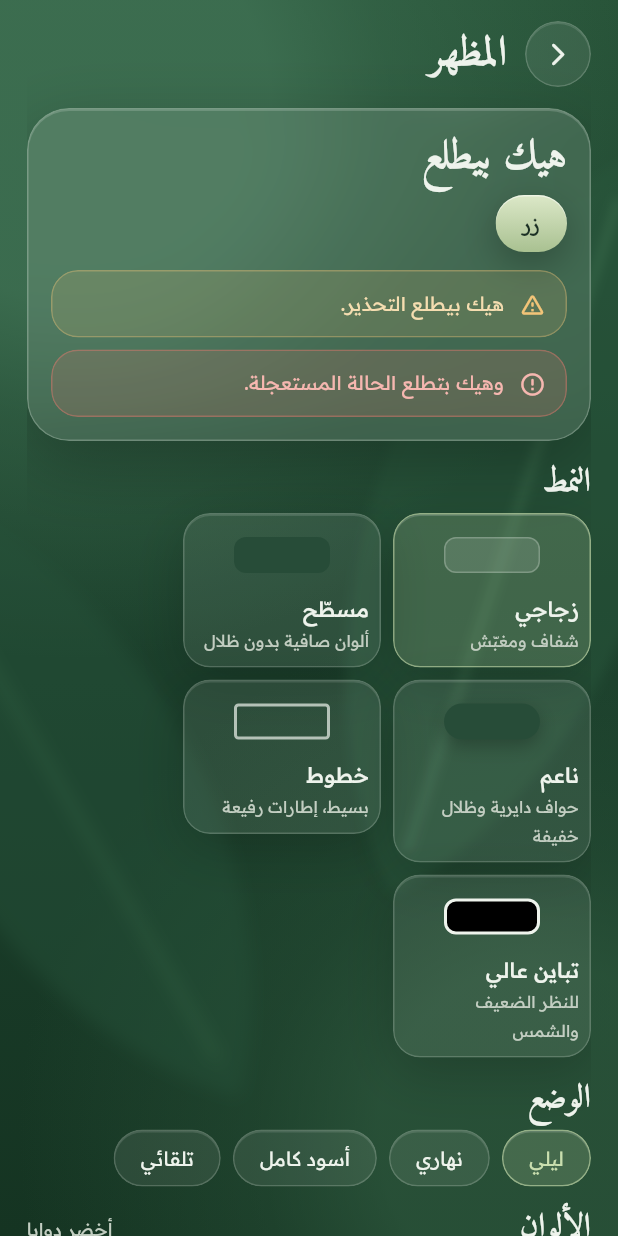
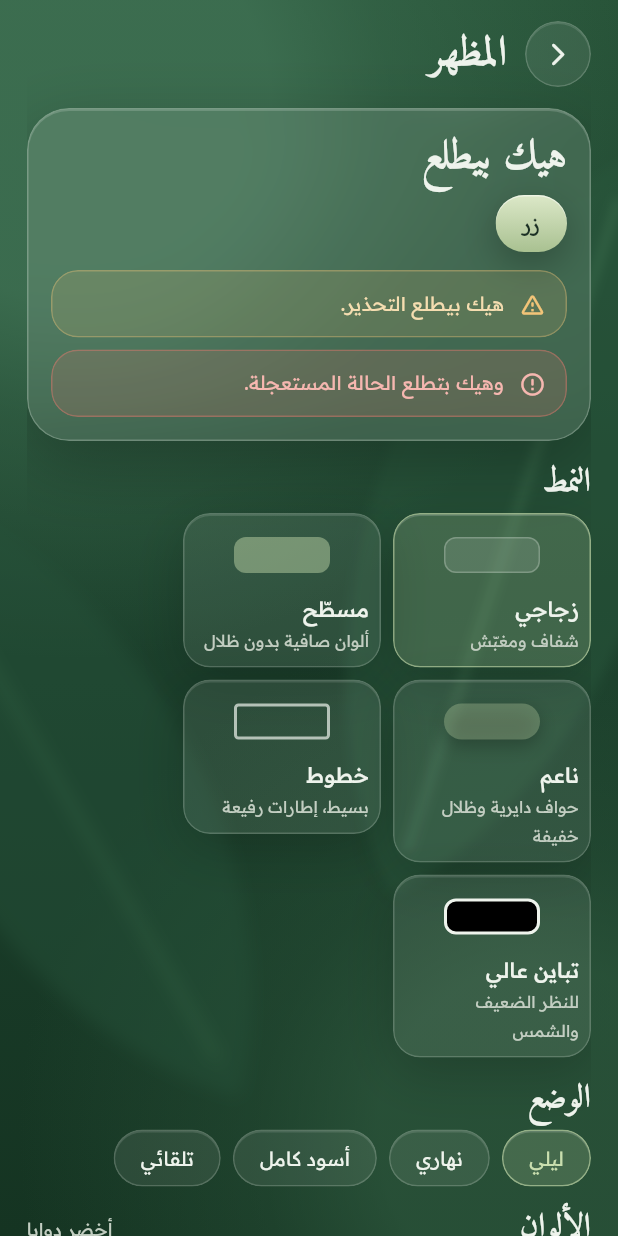
Before and after one commit to 5466676/pharmacy-app, a Flutter app: the LookScreen screen opened by its route, on a phone screen of 412 x 824 dp. Run offline on Flutter 3.47's test engine with Material 3 defaults, Android fonts, the phone set to English and light mode, and no system bars; our stand-ins replace drift, drift_flutter, flutter_local_notifications, flutter_riverpod, go_router, image_picker and 3 more; missing offline and left inert: dart:js_interop, workmanager; accounts and stored records are empty; generated files the repository leaves out were written again; statements that could not run were skipped.

Commit message:
Themes step 4: screenshots in every style and mode, docs
Flat and soft previews in the look editor use the accent colour.

Co-Authored-By: Claude Opus 5.5 <noreply@anthropic.com>
Claude-Session: https://claude.ai/code/session_011vzEehr7XSzQVfzdxWUz69

```diff
--- a/packages/doaya_ui/lib/src/widgets/look_editor.dart
+++ b/packages/doaya_ui/lib/src/widgets/look_editor.dart
@@ -374,11 +374,11 @@ class _StyleCard extends StatelessWidget {
         borderRadius: BorderRadius.circular(DoayaSpacing.sm),
       ),
       DoayaStyle.flat => BoxDecoration(
-        color: p.surfaceRaised,
+        color: p.accent.withValues(alpha: .45),
         borderRadius: BorderRadius.circular(DoayaRadii.key),
       ),
       DoayaStyle.soft => BoxDecoration(
-        color: p.surfaceRaised,
+        color: p.accent.withValues(alpha: .3),
         borderRadius: BorderRadius.circular(DoayaRadii.imageWell),
         boxShadow: [
           BoxShadow(
```
Also changed, not shown: 16 other files.
